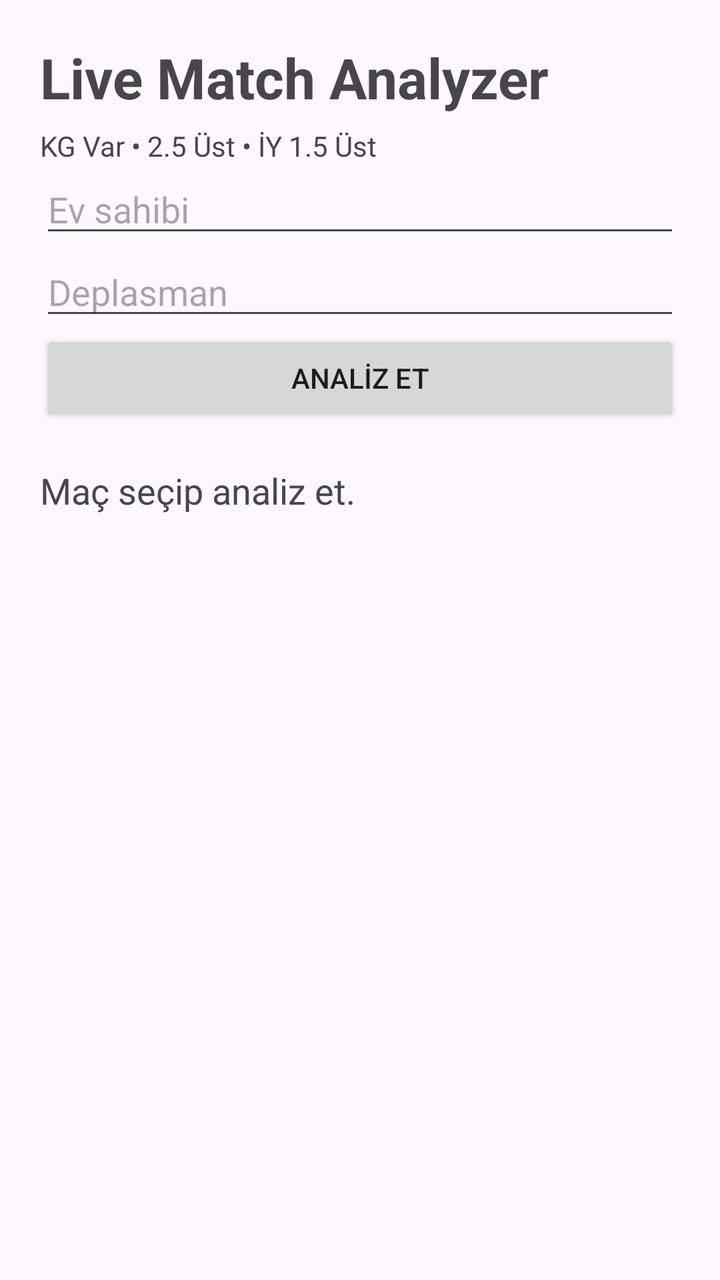
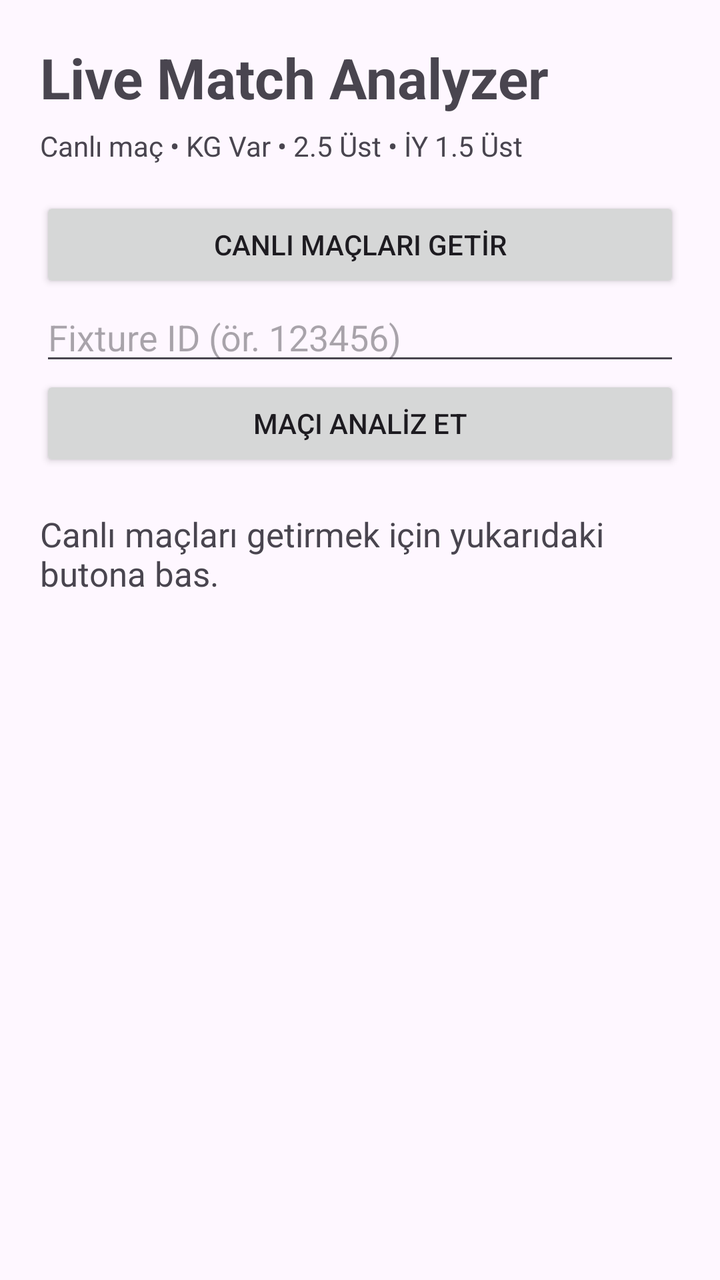

Before-and-after screenshots of an Android layout around one commit, followed by the original layout XML and the change that was made.
<!-- AndroidManifest.xml: application theme Theme.LiveMatchAnalyzer -->
<!-- res/layout/activity_main.xml -->
<LinearLayout xmlns:android="http://schemas.android.com/apk/res/android" android:layout_width="match_parent" android:layout_height="match_parent" android:orientation="vertical" android:padding="20dp"><TextView android:layout_width="match_parent" android:layout_height="wrap_content" android:text="Live Match Analyzer" android:textSize="28sp" android:textStyle="bold"/><TextView android:layout_width="match_parent" android:layout_height="wrap_content" android:layout_marginTop="6dp" android:text="KG Var • 2.5 Üst • İY 1.5 Üst"/><EditText android:id="@+id/home" android:layout_width="match_parent" android:layout_height="wrap_content" android:hint="Ev sahibi"/><EditText android:id="@+id/away" android:layout_width="match_parent" android:layout_height="wrap_content" android:hint="Deplasman"/><Button android:id="@+id/analyze" android:layout_width="match_parent" android:layout_height="wrap_content" android:text="ANALİZ ET"/><TextView android:id="@+id/result" android:layout_width="match_parent" android:layout_height="wrap_content" android:layout_marginTop="20dp" android:text="Maç seçip analiz et." android:textSize="18sp"/></LinearLayout>
<!-- resources referenced by this layout -->
<resources>
  <style name="Theme.LiveMatchAnalyzer" parent="Theme.Material3.DayNight.NoActionBar" />
</resources>

<!-- the commit's change to res/layout/activity_main.xml (unified diff, before → after) -->
@@ -1 +1 @@
-<LinearLayout xmlns:android="http://schemas.android.com/apk/res/android" android:layout_width="match_parent" android:layout_height="match_parent" android:orientation="vertical" android:padding="20dp"><TextView android:layout_width="match_parent" android:layout_height="wrap_content" android:text="Live Match Analyzer" android:textSize="28sp" android:textStyle="bold"/><TextView android:layout_width="match_parent" android:layout_height="wrap_content" android:layout_marginTop="6dp" android:text="KG Var • 2.5 Üst • İY 1.5 Üst"/><EditText android:id="@+id/home" android:layout_width="match_parent" android:layout_height="wrap_content" android:hint="Ev sahibi"/><EditText android:id="@+id/away" android:layout_width="match_parent" android:layout_height="wrap_content" android:hint="Deplasman"/><Button android:id="@+id/analyze" android:layout_width="match_parent" android:layout_height="wrap_content" android:text="ANALİZ ET"/><TextView android:id="@+id/result" android:layout_width="match_parent" android:layout_height="wrap_content" android:layout_marginTop="20dp" android:text="Maç seçip analiz et." android:textSize="18sp"/></LinearLayout>
+<ScrollView xmlns:android="http://schemas.android.com/apk/res/android" android:layout_width="match_parent" android:layout_height="match_parent"><LinearLayout android:layout_width="match_parent" android:layout_height="wrap_content" android:orientation="vertical" android:padding="20dp"><TextView android:layout_width="match_parent" android:layout_height="wrap_content" android:text="Live Match Analyzer" android:textSize="28sp" android:textStyle="bold"/><TextView android:layout_width="match_parent" android:layout_height="wrap_content" android:layout_marginTop="6dp" android:text="Canlı maç • KG Var • 2.5 Üst • İY 1.5 Üst"/><Button android:id="@+id/liveMatches" android:layout_width="match_parent" android:layout_height="wrap_content" android:layout_marginTop="16dp" android:text="CANLI MAÇLARI GETİR"/><EditText android:id="@+id/fixtureId" android:layout_width="match_parent" android:layout_height="wrap_content" android:hint="Fixture ID (ör. 123456)" android:inputType="number"/><Button android:id="@+id/analyze" android:layout_width="match_parent" android:layout_height="wrap_content" android:text="MAÇI ANALİZ ET"/><TextView android:id="@+id/result" android:layout_width="match_parent" android:layout_height="wrap_content" android:layout_marginTop="20dp" android:text="Canlı maçları getirmek için yukarıdaki butona bas." android:textSize="17sp"/></LinearLayout></ScrollView>
